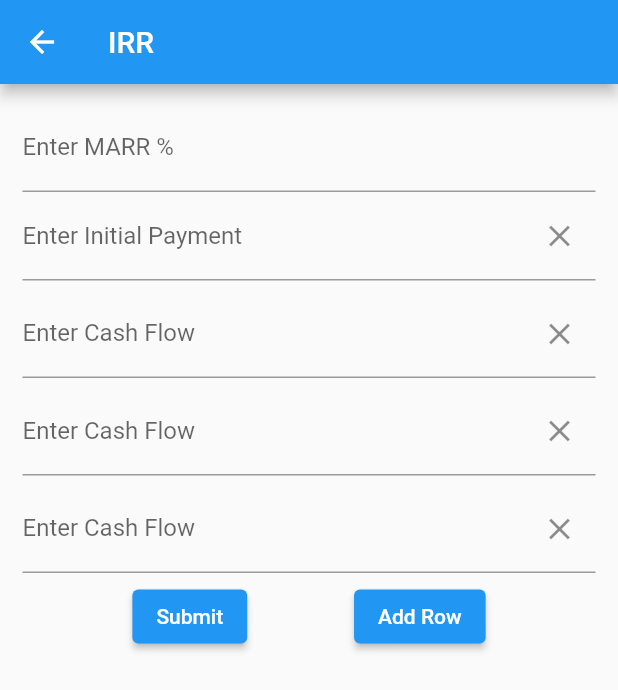
After one commit to Bibek-Dahal/financial_calculator, a Flutter app: the screen it shows after launch, after a tap on "IRR", on a phone screen of 412 x 824 dp. The commit adds this screen. Shown: the top 690 px of the screen. Run offline on Flutter 3.47's test engine with Material 2 defaults, Android fonts, the phone set to English and light mode, and no system bars; missing offline and left inert: dart:ffi.

Commit message:
IRR calc completed

```diff
--- a/lib/screens/home.dart
+++ b/lib/screens/home.dart
@@ -1,5 +1,6 @@
 import 'package:financial_calc/screens/compoundInterestCalc.dart';
 import 'package:financial_calc/screens/emiCalc.dart';
+import 'package:financial_calc/screens/irrCalc.dart';
 import 'package:flutter/material.dart';
 
 class Home extends StatefulWidget {
@@ -51,6 +52,19 @@ class _HomeState extends State<Home> {
               ),
             ),
           ),
+          Container(
+            child: GestureDetector(
+              onTap: () => Navigator.push(
+                context,
+                MaterialPageRoute(builder: (context) => const Irr()),
+              ),
+              child: Container(
+                padding: const EdgeInsets.all(8),
+                color: Colors.blue[200],
+                child: const Text('IRR'),
+              ),
+            ),
+          ),
         ],
       ),
     );
--- /dev/null
+++ b/lib/screens/irrCalc.dart
@@ -0,0 +1,256 @@
+import 'dart:math';
+
+import 'package:flutter/material.dart';
+import 'package:intl/intl.dart';
+
+class Irr extends StatefulWidget {
+  const Irr({Key? key}) : super(key: key);
+
+  @override
+  State<Irr> createState() => _IrrState();
+}
+
+class _IrrState extends State<Irr> {
+  double currentIRR = 0.0;
+  String netPresentValue = "";
+  String futureValue = "";
+  double MARR = 0.0;
+  int paymentsNum = 4;
+  bool isCalculated = false;
+  final payments = Map<int, String>();
+  NumberFormat myFormat = NumberFormat.decimalPattern('en_us');
+
+  final marrController = TextEditingController();
+
+  void handleChange(index, value) {
+    payments[index] = value;
+
+    print(payments);
+  }
+
+  void calculateIRR() {
+    List cf = [];
+    payments.forEach((key, value) {
+      cf.add(double.parse(value));
+    });
+
+    const double LOW_RATE = -0.5;
+    const double HIGH_RATE = 0.5;
+    const double MAX_ITERATION = 1000;
+    const double PRECISION_REQ = 0.00000001;
+    int i = 0, j = 0;
+    double m = 0.0;
+    double old = 0.00;
+    double new1 = 0.00;
+    double oldguessRate = LOW_RATE;
+    double newguessRate = LOW_RATE;
+    double guessRate = LOW_RATE;
+    double lowGuessRate = LOW_RATE;
+    double highGuessRate = HIGH_RATE;
+    double npv = 0.0;
+
+    double denom = 0.0;
+    for (i = 0; i < MAX_ITERATION; i++) {
+      npv = 0.00;
+      for (j = 0; j < cf.length; j++) {
+        // denom = pow((1 + guessRate), j);
+        npv = npv + (cf[j] / (pow((1 + guessRate), j)));
+      }
+      /* Stop checking once the required precision is achieved */
+      if ((npv > 0) && (npv < PRECISION_REQ)) break;
+      if (old == 0)
+        old = npv;
+      else
+        old = new1;
+      new1 = npv;
+      if (i > 0) {
+        if (old < new1) {
+          if (old < 0 && new1 < 0)
+            highGuessRate = newguessRate;
+          else
+            lowGuessRate = newguessRate;
+        } else {
+          if (old > 0 && new1 > 0)
+            lowGuessRate = newguessRate;
+          else
+            highGuessRate = newguessRate;
+        }
+      }
+      oldguessRate = guessRate;
+      guessRate = (lowGuessRate + highGuessRate) / 2;
+      newguessRate = guessRate;
+    }
+    // return guessRate;
+    calNPV(cf, (guessRate * 100).toStringAsFixed(3));
+  }
+
+  void calNPV(cashFlows, IRR) {
+    double netPV = 0;
+    for (int j = 0; j < cashFlows.length; j++) {
+      netPV += (cashFlows[j]!) / pow(1 + MARR, j);
+    }
+    print('NetPV: $netPV');
+    String beforeFormat = netPV.toStringAsFixed(2);
+    setState(() {
+      netPresentValue = myFormat.format(double.parse(beforeFormat));
+      isCalculated = true;
+      currentIRR = double.parse(IRR);
+    });
+  }
+
+  final _formKey = GlobalKey<FormState>();
+
+  @override
+  void dispose() {
+    marrController.dispose();
+    super.dispose();
+  }
+
+  @override
+  Widget build(BuildContext context) {
+    return Scaffold(
+      appBar: AppBar(
+        // Here we take the value from the MyHomePage object that was created by
+        // the App.build method, and use it to set our appbar title.
+        title: const Text('IRR'),
+      ),
+      body: Form(
+        key: _formKey,
+        child: Padding(
+          padding: const EdgeInsets.symmetric(vertical: 10.0, horizontal: 15.0),
+          child: ListView.builder(
+              itemCount: paymentsNum + 1,
+              itemBuilder: (BuildContext context, int index) {
+                if (index == paymentsNum) {
+                  return Padding(
+                    padding: EdgeInsets.all(2),
+                    child: Column(children: [
+                      Row(
+                        mainAxisAlignment: MainAxisAlignment.spaceEvenly,
+                        children: [
+                          ElevatedButton(
+                            onPressed: () {
+                              // Validate returns true if the form is valid, or false otherwise.
+                              if (_formKey.currentState!.validate()) {
+                                // setState(() {
+                                print('validated');
+
+                                MARR = double.parse(marrController.text) / 100;
+                                //calculate IRR
+                                calculateIRR();
+                              }
+                            },
+                            child: const Text('Submit'),
+                          ),
+                          ElevatedButton(
+                            onPressed: () {
+                              setState(() {
+                                paymentsNum++;
+                              });
+                            },
+                            child: Text('Add Row'),
+                          ),
+                        ],
+                      ),
+                      if (isCalculated)
+                        Column(
+                          children: [
+                            Text(
+                                'IRR: ${currentIRR < 0 ? 'Unable to calculate' : currentIRR}%'),
+                            Text('NPV: $netPresentValue')
+                          ],
+                        )
+                    ]),
+                  );
+                } else {
+                  return Padding(
+                      padding: const EdgeInsets.only(top: 3.0, bottom: 3.0),
+                      child: index != 0
+                          ? TextFormField(
+                              decoration: InputDecoration(
+                                border: UnderlineInputBorder(),
+                                labelText: 'Enter Cash Flow',
+                                suffixIcon: InkWell(
+                                  child: Icon(Icons.close),
+                                  onTap: () {
+                                    if (paymentsNum > 2) {
+                                      payments.remove(index);
+                                      setState(() {
+                                        paymentsNum--;
+                                      });
+                                    }
+                                  },
+                                ),
+                              ),
+                              keyboardType: TextInputType.number,
+                              onChanged: (value) {
+                                print(value);
+                                handleChange(index, value);
+                              },
+                              validator: (value) {
+                                if (value == null || value.isEmpty) {
+                                  return 'Please enter cash flow';
+                                } else {
+                                  return null;
+                                }
+                              },
+                            )
+                          : Column(
+                              children: [
+                                TextFormField(
+                                  controller: marrController,
+                                  decoration: const InputDecoration(
+                                    border: UnderlineInputBorder(),
+                                    labelText: 'Enter MARR %',
+                                  ),
+                                  keyboardType: TextInputType.number,
+                                  validator: (value) {
+                                    if (value == null || value.isEmpty) {
+                                      return 'Please enter MARR';
+                                    } else if (double.parse(value) < 0) {
+                                      return 'MARR should be greater 0';
+                                    } else {
+                                      return null;
+                                    }
+                                  },
+                                ),
+                                TextFormField(
+                                  decoration: InputDecoration(
+                                    border: UnderlineInputBorder(),
+                                    labelText: 'Enter Initial Payment',
+                                    suffixIcon: InkWell(
+                                      child: Icon(Icons.close),
+                                      onTap: () {
+                                        if (paymentsNum > 2) {
+                                          payments.remove(index);
+                                          setState(() {
+                                            paymentsNum--;
+                                          });
+                                        }
+                                      },
+                                    ),
+                                  ),
+                                  keyboardType: TextInputType.number,
+                                  onChanged: (value) {
+                                    print(value);
+                                    handleChange(index, value);
+                                  },
+                                  validator: (value) {
+                                    if (value == null || value.isEmpty) {
+                                      return 'Please enter initial payment';
+                                    } else if (double.parse(value) > 0) {
+                                      return 'initial payment should be less then 0';
+                                    } else {
+                                      return null;
+                                    }
+                                  },
+                                ),
+                              ],
+                            ));
+                }
+              }),
+        ),
+      ),
+    );
+  }
+}
```
Also changed, not shown: lib/screens/compoundInterestCalc.dart (+12 -0 lines), lib/screens/emiCalc.dart (+10 -0 lines).
